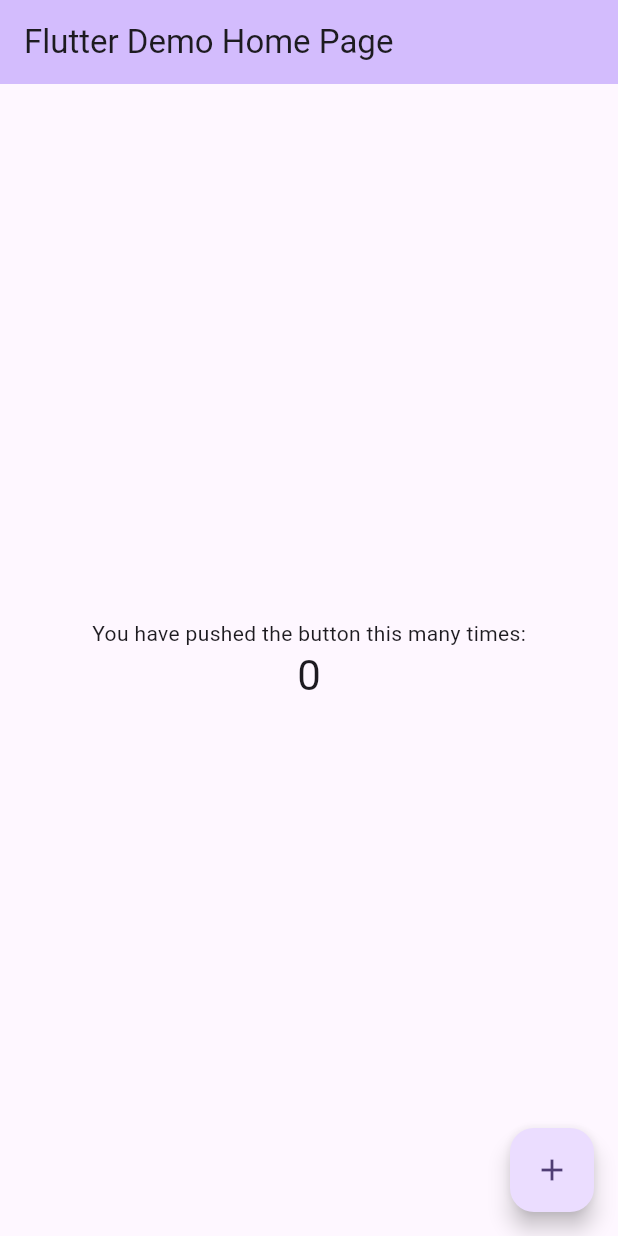
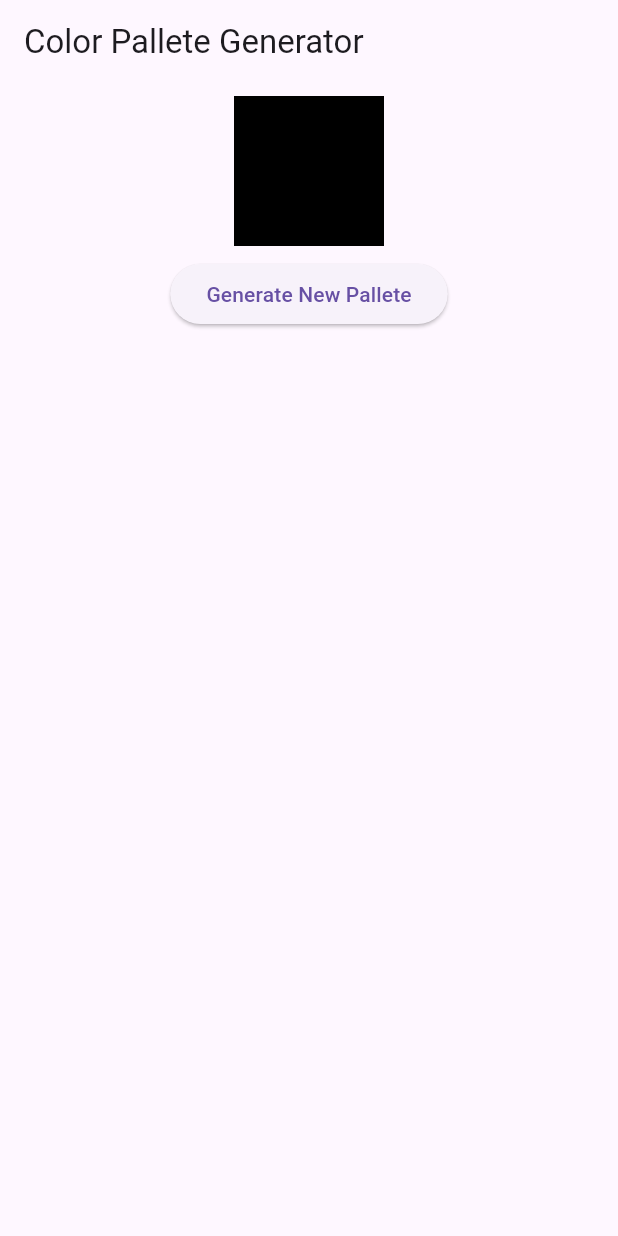
Before and after one commit to emekss/Animation_starter_code, a Flutter app: the screen it shows after launch, on a phone screen of 412 x 824 dp. Run offline on Flutter 3.47's test engine with Material 3 defaults, Android fonts, the light colour scheme and no system bars.

Commit message:
pallete update

```diff
--- /dev/null
+++ b/lib/implicit_animation/animater_color_pallete.dart
@@ -0,0 +1,57 @@
+import 'dart:math';
+
+import 'package:flutter/material.dart';
+
+class AnimatedColorPallete extends StatefulWidget {
+  const AnimatedColorPallete({super.key});
+
+  @override
+  State<AnimatedColorPallete> createState() => _AnimatedColorPalleteState();
+}
+
+class _AnimatedColorPalleteState extends State<AnimatedColorPallete> {
+  List<Color> currentPalette = generateRandomPalette();
+
+  static List<Color> generateRandomPalette() {
+    final random = Random();
+    return List.generate(
+        5,
+        (_) => Color.fromRGBO(
+              random.nextInt(256),
+              random.nextInt(256),
+              random.nextInt(256),
+              1,
+            ));
+  }
+
+  void regenetratePalette() {
+    setState(() {
+      currentPalette = generateRandomPalette();
+    });
+  }
+
+  @override
+  Widget build(BuildContext context) {
+    return Scaffold(
+      appBar: AppBar(
+        title: const Text('Color Pallete Generator'),
+      ),
+      body: Center(
+        child: Column(
+          children: [
+            Container(
+              width: 100,
+              height: 100,
+              color: Colors.black,
+              margin: const EdgeInsets.all(8),
+            ),
+            ElevatedButton(
+              onPressed: () {},
+              child: const Text('Generate New Pallete'),
+            )
+          ],
+        ),
+      ),
+    );
+  }
+}
--- a/lib/main.dart
+++ b/lib/main.dart
@@ -1,3 +1,4 @@
+import 'package:animation_starter_code/implicit_animation/animater_color_pallete.dart';
 import 'package:flutter/material.dart';
 
 void main() {
@@ -10,116 +11,9 @@
   // This widget is the root of your application.
   @override
   Widget build(BuildContext context) {
-    return MaterialApp(
-      title: 'Flutter Demo',
-      theme: ThemeData(
-        // This is the theme of your application.
-        //
-        // TRY THIS: Try running your application with "flutter run". You'll see
-        // the application has a purple toolbar. Then, without quitting the app,
-        // try changing the seedColor in the colorScheme below to Colors.green
-        // and then invoke "hot reload" (save your changes or press the "hot
-        // reload" button in a Flutter-supported IDE, or press "r" if you used
-        // the command line to start the app).
-        //
-        // Notice that the counter didn't reset back to zero; the application
-        // state is not lost during the reload. To reset the state, use hot
-        // restart instead.
-        //
-        // This works for code too, not just values: Most code changes can be
-        // tested with just a hot reload.
-        colorScheme: ColorScheme.fromSeed(seedColor: Colors.deepPurple),
-        useMaterial3: true,
-      ),
-      home: const MyHomePage(title: 'Flutter Demo Home Page'),
+    return const MaterialApp(
+      debugShowCheckedModeBanner: false,
+      home: AnimatedColorPallete(),
     );
   }
 }
-
-class MyHomePage extends StatefulWidget {
-  const MyHomePage({super.key, required this.title});
-
-  // This widget is the home page of your application. It is stateful, meaning
-  // that it has a State object (defined below) that contains fields that affect
-  // how it looks.
-
-  // This class is the configuration for the state. It holds the values (in this
-  // case the title) provided by the parent (in this case the App widget) and
-  // used by the build method of the State. Fields in a Widget subclass are
-  // always marked "final".
-
-  final String title;
-
-  @override
-  State<MyHomePage> createState() => _MyHomePageState();
-}
-
-class _MyHomePageState extends State<MyHomePage> {
-  int _counter = 0;
-
-  void _incrementCounter() {
-    setState(() {
-      // This call to setState tells the Flutter framework that something has
-      // changed in this State, which causes it to rerun the build method below
-      // so that the display can reflect the updated values. If we changed
-      // _counter without calling setState(), then the build method would not be
-      // called again, and so nothing would appear to happen.
-      _counter++;
-    });
-  }
-
-  @override
-  Widget build(BuildContext context) {
-    // This method is rerun every time setState is called, for instance as done
-    // by the _incrementCounter method above.
-    //
-    // The Flutter framework has been optimized to make rerunning build methods
-    // fast, so that you can just rebuild anything that needs updating rather
-    // than having to individually change instances of widgets.
-    return Scaffold(
-      appBar: AppBar(
-        // TRY THIS: Try changing the color here to a specific color (to
-        // Colors.amber, perhaps?) and trigger a hot reload to see the AppBar
-        // change color while the other colors stay the same.
-        backgroundColor: Theme.of(context).colorScheme.inversePrimary,
-        // Here we take the value from the MyHomePage object that was created by
-        // the App.build method, and use it to set our appbar title.
-        title: Text(widget.title),
-      ),
-      body: Center(
-        // Center is a layout widget. It takes a single child and positions it
-        // in the middle of the parent.
-        child: Column(
-          // Column is also a layout widget. It takes a list of children and
-          // arranges them vertically. By default, it sizes itself to fit its
-          // children horizontally, and tries to be as tall as its parent.
-          //
-          // Column has various properties to control how it sizes itself and
-          // how it positions its children. Here we use mainAxisAlignment to
-          // center the children vertically; the main axis here is the vertical
-          // axis because Columns are vertical (the cross axis would be
-          // horizontal).
-          //
-          // TRY THIS: Invoke "debug painting" (choose the "Toggle Debug Paint"
-          // action in the IDE, or press "p" in the console), to see the
-          // wireframe for each widget.
-          mainAxisAlignment: MainAxisAlignment.center,
-          children: <Widget>[
-            const Text(
-              'You have pushed the button this many times:',
-            ),
-            Text(
-              '$_counter',
-              style: Theme.of(context).textTheme.headlineMedium,
-            ),
-          ],
-        ),
-      ),
-      floatingActionButton: FloatingActionButton(
-        onPressed: _incrementCounter,
-        tooltip: 'Increment',
-        child: const Icon(Icons.add),
-      ), // This trailing comma makes auto-formatting nicer for build methods.
-    );
-  }
-}
```
Also changed, not shown: lib/implicit_animation/animated_shopping_cart_button.dart (added), lib/implicit_animation/animated_tween_animation_builder.dart (added), 145 other files.
